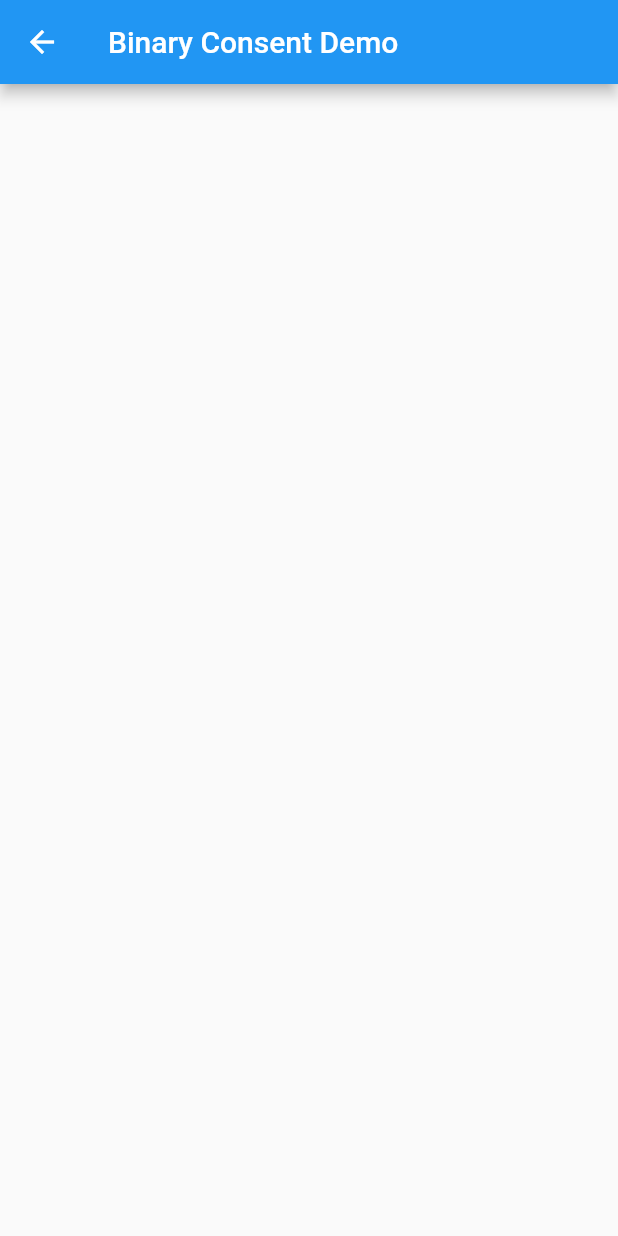
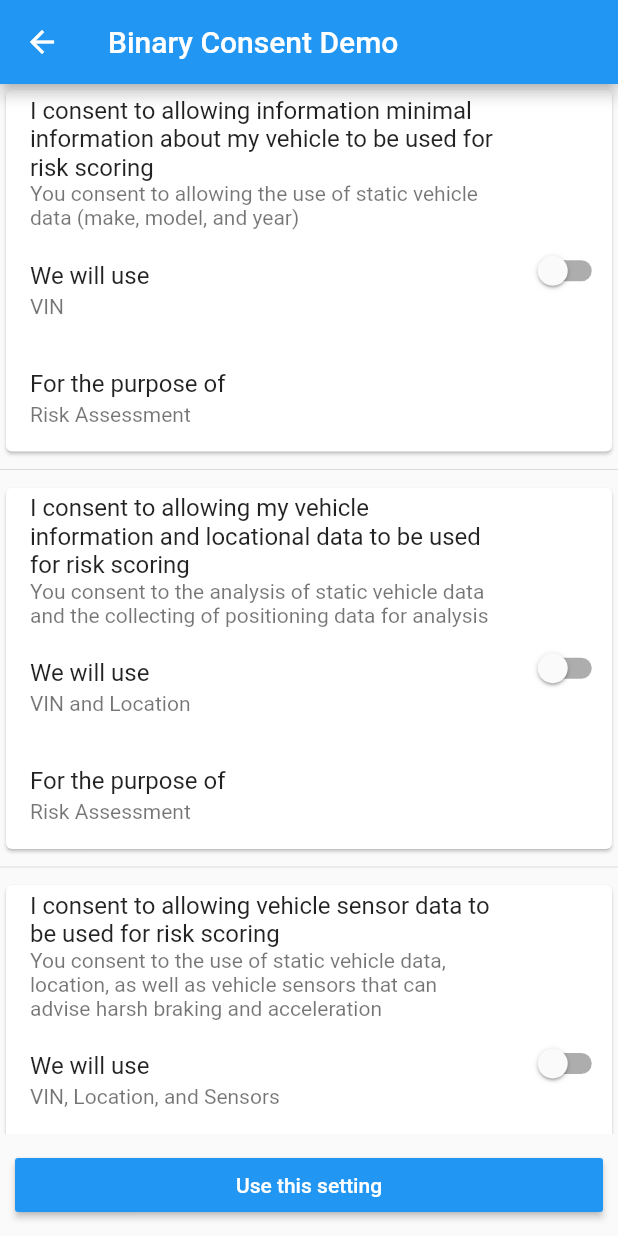
Before and after one commit to adaptant-labs/flutter_consent, a Flutter app: the screen it shows after launch, after a tap on "Binary Consent Demo", on a phone screen of 412 x 824 dp. Run offline on Flutter 3.47's test engine with Material 2 defaults, Android fonts, the phone set to English and light mode, and no system bars; our stand-ins replace flutter_swiper; missing offline and left inert: flutter_radio_slider.

Commit message:
Add support for binary consent selection

```diff
--- a/example/lib/main.dart
+++ b/example/lib/main.dart
@@ -94,7 +94,24 @@ class _BinaryConsentDemoState extends State<BinaryConsentDemo> {
               Theme.of(context).textTheme.title.copyWith(color: Colors.white),
         ),
       ),
-      body: BinaryConsentSelector(),
+      body: BinaryConsentSelector(
+        consentSpecifications: consentSpecifications,
+        onChanged: (allowedIndices) {
+          List<String> allowedScopes = List<String>();
+
+          if (allowedIndices.isNotEmpty) {
+            allowedIndices.forEach((index) =>
+                allowedScopes.addAll(consentSpecifications[index].scopes));
+            allowedScopes = allowedScopes.toSet().toList();
+          }
+
+          ConsentSpecificationResponse response = ConsentSpecificationResponse(
+            allowedScopes: allowedScopes,
+          );
+
+          Navigator.pop(context, response);
+        },
+      ),
     );
   }
 }
@@ -118,9 +135,14 @@ class _MyHomePageState extends State<MyHomePage> {
         children: <Widget>[
           Text("Authorized Scopes: $authorizedScopes"),
           RaisedButton(
-              onPressed: () {
-                Navigator.of(context).push(MaterialPageRoute(
-                    builder: (context) => BinaryConsentDemo()));
+              onPressed: () async {
+                final ConsentSpecificationResponse result =
+                    await Navigator.of(context).push(MaterialPageRoute(
+                        builder: (context) => BinaryConsentDemo()));
+                setState(() {
+                  authorizedScopes =
+                      flutterConsent.formatScopes(result.allowedScopes);
+                });
               },
               child: Text('Binary Consent Demo')),
           RaisedButton(
@@ -151,6 +173,16 @@ class _MyAppState extends State<MyApp> {
   @override
   Widget build(BuildContext context) {
     return MaterialApp(
+      theme: ThemeData(
+        sliderTheme: SliderThemeData(
+          trackHeight: 10,
+          overlayColor: Colors.blue.withAlpha(32),
+          activeTickMarkColor: Colors.lightBlue,
+          activeTrackColor: Colors.grey[300],
+          inactiveTrackColor: Colors.grey[300],
+          inactiveTickMarkColor: Colors.grey[500],
+        ),
+      ),
       home: Scaffold(
         appBar: AppBar(
           title: const Text('Flutter Consent example app'),
--- a/lib/flutter_consent.dart
+++ b/lib/flutter_consent.dart
@@ -1,4 +1,7 @@
 library flutter_consent;
+
+export 'src/widgets/consent_card.dart';
+export 'src/widgets/consent_tile.dart';
 
 export 'src/consent_specification.dart';
 export 'src/binary_consent_selector.dart';
--- a/lib/src/binary_consent_selector.dart
+++ b/lib/src/binary_consent_selector.dart
@@ -1,13 +1,68 @@
 import 'package:flutter/material.dart';
+import 'widgets/consent_tile.dart';
+import 'consent_specification.dart';
 
 class BinaryConsentSelector extends StatefulWidget {
+  final List<ConsentSpecification> consentSpecifications;
+  final ValueChanged<List<int>> onChanged;
+
+  BinaryConsentSelector({
+    Key key,
+    @required this.consentSpecifications,
+    @required this.onChanged,
+  }) : super(key: key);
+
   @override
   _BinaryConsentSelectorState createState() => _BinaryConsentSelectorState();
 }
 
 class _BinaryConsentSelectorState extends State<BinaryConsentSelector> {
+  List<int> allowedIndices = List<int>();
+
+  void toggleConsentForIndex(bool consented, int index) {
+    if (consented) {
+      allowedIndices.add(index);
+    } else {
+      allowedIndices.remove(index);
+    }
+  }
+
   @override
   Widget build(BuildContext context) {
-    return Container();
+    return Column(
+      children: <Widget>[
+        Expanded(child:
+          ListView.separated(
+            separatorBuilder: (context, index) => Divider(),
+            itemCount: widget.consentSpecifications.length,
+            itemBuilder: (context, index) {
+              return ConsentTile(
+                onChanged: (consented) =>
+                    toggleConsentForIndex(consented, index),
+                consentSpecification: widget.consentSpecifications[index],
+              );
+            },
+          ),
+        ),
+        Padding(
+          padding: EdgeInsets.all(10),
+          child: SizedBox(
+            width: double.infinity,
+            child: RaisedButton(
+              color: Colors.blue,
+              child: Text('Use this setting',
+                  style: TextStyle(color: Colors.white),
+              ),
+              onPressed: () {
+                if (allowedIndices == null) {
+                  print("list is null");
+                }
+                widget.onChanged(allowedIndices);
+              },
+            ),
+          ),
+        ),
+      ],
+    );
   }
 }
--- a/lib/src/consent_specification.dart
+++ b/lib/src/consent_specification.dart
@@ -2,14 +2,17 @@ import 'package:flutter/material.dart';
 
 class FlutterConsent {
   String formatScopes(List<String> scopes) {
-    if (scopes.length == 1) {
-      return scopes.first;
-    } else if (scopes.length == 2) {
-      return scopes.first + " and " + scopes.last;
-    } else {
-      // Handle oxford comma insertion
-      Iterable<String> scopeStr = scopes.getRange(0, scopes.length - 1);
-      return scopeStr.join(', ') + ", and ${scopes.last}";
+    switch (scopes.length) {
+      case 0:
+        return "";
+      case 1:
+        return scopes.first;
+      case 2:
+        return scopes.first + " and " + scopes.last;
+      default:
+        // Handle oxford comma insertion
+        Iterable<String> scopeStr = scopes.getRange(0, scopes.length - 1);
+        return scopeStr.join(', ') + ", and ${scopes.last}";
     }
   }
 }
@@ -29,6 +32,6 @@ class ConsentSpecificationResponse {
   const ConsentSpecificationResponse({
     @required this.allowedScopes,
     this.deniedScopes,
-    @required this.level
+    this.level
   });
 }
--- a/lib/src/linear_consent_selector.dart
+++ b/lib/src/linear_consent_selector.dart
@@ -2,7 +2,7 @@ import 'package:flutter/material.dart';
 import 'package:flutter_radio_slider/flutter_radio_slider.dart';
 import 'package:flutter_swiper/flutter_swiper.dart';
 import 'consent_specification.dart';
-import 'consent_card.dart';
+import 'widgets/consent_card.dart';
 
 class LinearConsentSelector extends StatefulWidget {
   final List<ConsentSpecification> consentSpecifications;
--- a/lib/src/consent_card.dart
+++ b/lib/src/widgets/consent_card.dart
@@ -1,5 +1,5 @@
 import 'package:flutter/material.dart';
-import 'consent_specification.dart';
+import '../consent_specification.dart';
 
 class ConsentCard extends StatelessWidget {
   static final FlutterConsent _flutterConsent = FlutterConsent();
--- /dev/null
+++ b/lib/src/widgets/consent_tile.dart
@@ -0,0 +1,67 @@
+import 'package:flutter/material.dart';
+import '../consent_specification.dart';
+
+class ConsentTile extends StatefulWidget {
+  final ConsentSpecification consentSpecification;
+  final ValueChanged<bool> onChanged;
+
+  ConsentTile(
+      {Key key, @required this.consentSpecification, @required this.onChanged})
+      : super(key: key);
+
+  @override
+  _ConsentTileState createState() => _ConsentTileState();
+}
+
+class _ConsentTileState extends State<ConsentTile> {
+  FlutterConsent _flutterConsent = FlutterConsent();
+  bool _switchState;
+
+  @override
+  void initState() {
+    super.initState();
+    _switchState = false;
+  }
+
+  @override
+  Widget build(BuildContext context) {
+    return Card(
+      child: Row(
+        children: <Widget>[
+          Expanded(
+            child: Column(
+              children: <Widget>[
+                ListTile(
+                  title: Text(widget.consentSpecification.title),
+                  subtitle: Text(widget.consentSpecification.description),
+                ),
+                ListTile(
+                  title: Text('We will use'),
+                  subtitle: Text(_flutterConsent
+                      .formatScopes(widget.consentSpecification.scopes)),
+                ),
+                ListTile(
+                  title: Text('For the purpose of'),
+                  subtitle: Text(widget.consentSpecification.purpose),
+                ),
+              ],
+            ),
+          ),
+          SizedBox(
+            width: 60,
+            child: Switch(
+              value: _switchState,
+              onChanged: (switchState) {
+                setState(() {
+                  _switchState = switchState;
+                });
+
+                widget.onChanged(switchState);
+              },
+            ),
+          ),
+        ],
+      ),
+    );
+  }
+}
--- a/pubspec.yaml
+++ b/pubspec.yaml
@@ -1,6 +1,6 @@
 name: flutter_consent
 description: Consent management in Flutter
-version: 0.0.1
+version: 0.0.2
 authors:
   - Adaptant Labs <labs@adaptant.io>
   - Paul Mundt <paul.mundt@adaptant.io>
```
Also changed, not shown: 2 other files.
